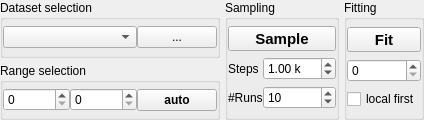
Fluorescence-Tools/chisurf, file chisurf/gui/widgets/fitting/fittingWidget.ui: the form before one commit.
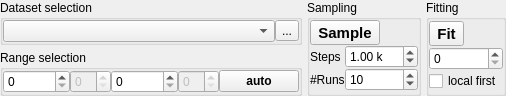
The form after the commit. Icons and pictures are not drawn.

Commit message: Adjust `fittingWidget.ui` layout: resize elements, update button types, refine size policies, and add spinBox configurations.

The edit to the form file:
```diff
--- a/chisurf/gui/widgets/fitting/fittingWidget.ui
+++ b/chisurf/gui/widgets/fitting/fittingWidget.ui
@@ -6,8 +6,8 @@
    <rect>
     <x>0</x>
     <y>0</y>
-    <width>418</width>
-    <height>120</height>
+    <width>435</width>
+    <height>85</height>
    </rect>
   </property>
   <property name="sizePolicy">
@@ -72,7 +72,7 @@
        <number>0</number>
       </property>
       <item row="0" column="1">
-       <widget class="QPushButton" name="pushButton">
+       <widget class="QToolButton" name="pushButton">
         <property name="text">
          <string>...</string>
         </property>
@@ -81,7 +81,7 @@
       <item row="0" column="0">
        <widget class="QComboBox" name="comboBox">
         <property name="sizePolicy">
-         <sizepolicy hsizetype="Expanding" vsizetype="Fixed">
+         <sizepolicy hsizetype="Minimum" vsizetype="Fixed">
           <horstretch>0</horstretch>
           <verstretch>0</verstretch>
          </sizepolicy>
@@ -94,7 +94,7 @@
    <item row="0" column="1" rowspan="2">
     <widget class="QGroupBox" name="groupBox_2">
      <property name="sizePolicy">
-      <sizepolicy hsizetype="Minimum" vsizetype="Preferred">
+      <sizepolicy hsizetype="Fixed" vsizetype="Preferred">
        <horstretch>0</horstretch>
        <verstretch>0</verstretch>
       </sizepolicy>
@@ -167,7 +167,7 @@
       <item row="0" column="1" colspan="2">
        <widget class="QToolButton" name="toolButton_4">
         <property name="sizePolicy">
-         <sizepolicy hsizetype="Minimum" vsizetype="Fixed">
+         <sizepolicy hsizetype="Fixed" vsizetype="Fixed">
           <horstretch>0</horstretch>
           <verstretch>0</verstretch>
          </sizepolicy>
@@ -179,6 +179,9 @@
           <bold>true</bold>
          </font>
         </property>
+        <property name="styleSheet">
+         <string notr="true"/>
+        </property>
         <property name="text">
          <string>Sample</string>
         </property>
@@ -203,7 +206,7 @@
    <item row="0" column="2" rowspan="2">
     <widget class="QGroupBox" name="groupBox">
      <property name="sizePolicy">
-      <sizepolicy hsizetype="Minimum" vsizetype="Preferred">
+      <sizepolicy hsizetype="Fixed" vsizetype="Preferred">
        <horstretch>0</horstretch>
        <verstretch>0</verstretch>
       </sizepolicy>
@@ -243,7 +246,7 @@
       <item row="0" column="1">
        <widget class="QToolButton" name="toolButton">
         <property name="sizePolicy">
-         <sizepolicy hsizetype="Preferred" vsizetype="Fixed">
+         <sizepolicy hsizetype="Fixed" vsizetype="Fixed">
           <horstretch>0</horstretch>
           <verstretch>0</verstretch>
          </sizepolicy>
@@ -256,6 +259,9 @@
           <bold>true</bold>
          </font>
         </property>
+        <property name="styleSheet">
+         <string notr="true"/>
+        </property>
         <property name="text">
          <string>Fit</string>
         </property>
@@ -300,18 +306,56 @@
       </property>
       <item>
        <widget class="QSpinBox" name="spinBox_2">
+        <property name="sizePolicy">
+         <sizepolicy hsizetype="Fixed" vsizetype="Fixed">
+          <horstretch>0</horstretch>
+          <verstretch>0</verstretch>
+         </sizepolicy>
+        </property>
         <property name="maximum">
          <number>999999</number>
         </property>
        </widget>
       </item>
+      <item>
+       <widget class="QSpinBox" name="spinBox_4">
+        <property name="enabled">
+         <bool>false</bool>
+        </property>
+        <property name="sizePolicy">
+         <sizepolicy hsizetype="Fixed" vsizetype="Fixed">
+          <horstretch>0</horstretch>
+          <verstretch>0</verstretch>
+         </sizepolicy>
+        </property>
+       </widget>
+      </item>
       <item>
        <widget class="QSpinBox" name="spinBox">
+        <property name="sizePolicy">
+         <sizepolicy hsizetype="Fixed" vsizetype="Fixed">
+          <horstretch>0</horstretch>
+          <verstretch>0</verstretch>
+         </sizepolicy>
+        </property>
         <property name="maximum">
          <number>999999</number>
         </property>
        </widget>
       </item>
+      <item>
+       <widget class="QSpinBox" name="spinBox_6">
+        <property name="enabled">
+         <bool>false</bool>
+        </property>
+        <property name="sizePolicy">
+         <sizepolicy hsizetype="Fixed" vsizetype="Fixed">
+          <horstretch>0</horstretch>
+          <verstretch>0</verstretch>
+         </sizepolicy>
+        </property>
+       </widget>
+      </item>
       <item>
        <widget class="QPushButton" name="toolButton_2">
         <property name="sizePolicy">
```
Left out of the diff: 4 changed lines with no effect on the pictures. The commit also changes 1 other file.
